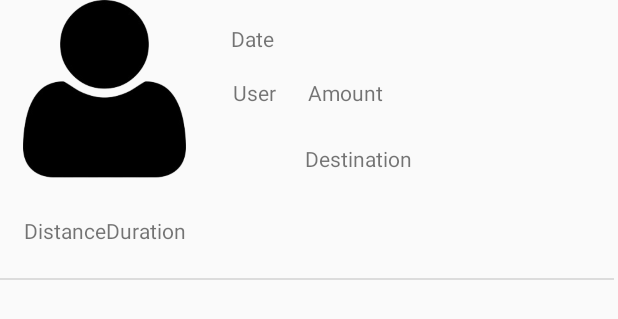
After one commit to CMPUT301W20T02/QRyde, an Android app: the layout rideinfo_list.xml on its own in the app's theme, with its tools: preview values and no code run, on a phone screen of 412 x 824 dp. The commit adds this screen. Shown: the top 319 px of the screen. Run offline under Robolectric (Android 15) with nearby library versions, the phone set to English and light mode, and no system bars.

Commit message:
Adding ride info class, rideinfo adapter class, and the layout files, along with adding undrlay map activties in ratedriver activity along with certain bug fixes.

```diff
--- a/app/src/main/java/com/example/qryde/ConfirmAmount.java
+++ b/app/src/main/java/com/example/qryde/ConfirmAmount.java
@@ -157,7 +157,7 @@ public class ConfirmAmount extends AppCompatActivity {
         destinationName = intent.getStringExtra("destination");
         rideCost = intent.getDoubleExtra("ride_cost", 0);
         rideDistance = intent.getDoubleExtra("ride_distance", 0);
-        rideDuration = intent.getDoubleExtra("ride_distance", 0);
+        rideDuration = intent.getDoubleExtra("ride_duration", 0);
 
     }
 }
--- /dev/null
+++ b/app/src/main/res/layout/rideinfo_list.xml
@@ -0,0 +1,96 @@
+<?xml version="1.0" encoding="utf-8"?>
+<androidx.constraintlayout.widget.ConstraintLayout
+    xmlns:android="http://schemas.android.com/apk/res/android"
+    xmlns:app="http://schemas.android.com/apk/res-auto"
+    xmlns:tools="http://schemas.android.com/tools"
+    android:layout_width="match_parent"
+    android:layout_height="match_parent">
+
+    <ImageView
+        android:id="@+id/imageView"
+        android:layout_width="139dp"
+        android:layout_height="125dp"
+        app:layout_constraintStart_toStartOf="parent"
+        app:layout_constraintTop_toTopOf="parent"
+        app:srcCompat="@drawable/username_logo"/>
+
+    <TextView
+        android:id="@+id/date"
+        android:layout_width="182dp"
+        android:layout_height="20dp"
+        android:layout_marginTop="16dp"
+        android:layout_marginEnd="76dp"
+        android:layout_marginRight="76dp"
+        android:text="Date"
+        app:layout_constraintEnd_toEndOf="parent"
+        app:layout_constraintTop_toTopOf="parent" />
+
+    <View
+        android:id="@+id/divider2"
+        android:layout_width="409dp"
+        android:layout_height="1dp"
+        android:layout_marginTop="60dp"
+        android:layout_marginEnd="16dp"
+        android:layout_marginRight="16dp"
+        android:background="?android:attr/listDivider"
+        app:layout_constraintEnd_toEndOf="parent"
+        app:layout_constraintHorizontal_bias="0.0"
+        app:layout_constraintStart_toStartOf="parent"
+        app:layout_constraintTop_toBottomOf="@+id/imageView" />
+
+    <TextView
+        android:id="@+id/user"
+        android:layout_width="wrap_content"
+        android:layout_height="wrap_content"
+        android:layout_marginStart="16dp"
+        android:layout_marginLeft="16dp"
+        android:layout_marginTop="16dp"
+        android:text="User"
+        app:layout_constraintStart_toEndOf="@+id/imageView"
+        app:layout_constraintTop_toBottomOf="@+id/date" />
+
+    <TextView
+        android:id="@+id/amount"
+        android:layout_width="wrap_content"
+        android:layout_height="wrap_content"
+        android:layout_marginStart="16dp"
+        android:layout_marginLeft="16dp"
+        android:layout_marginTop="16dp"
+        android:layout_marginEnd="152dp"
+        android:layout_marginRight="152dp"
+        android:text="Amount"
+        app:layout_constraintEnd_toEndOf="parent"
+        app:layout_constraintStart_toEndOf="@+id/user"
+        app:layout_constraintTop_toBottomOf="@+id/date" />
+
+    <TextView
+        android:id="@+id/destination"
+        android:layout_width="wrap_content"
+        android:layout_height="wrap_content"
+        android:layout_marginStart="64dp"
+        android:layout_marginLeft="64dp"
+        android:layout_marginTop="16dp"
+        android:layout_marginEnd="64dp"
+        android:layout_marginRight="64dp"
+        android:text="Destination"
+        app:layout_constraintBottom_toTopOf="@+id/divider2"
+        app:layout_constraintEnd_toEndOf="parent"
+        app:layout_constraintHorizontal_bias="0.0"
+        app:layout_constraintStart_toEndOf="@+id/imageView"
+        app:layout_constraintTop_toBottomOf="@+id/amount"
+        app:layout_constraintVertical_bias="0.113" />
+
+    <TextView
+        android:id="@+id/distance_duration"
+        android:layout_width="381dp"
+        android:layout_height="30dp"
+        android:layout_marginStart="16dp"
+        android:layout_marginLeft="16dp"
+        android:layout_marginTop="32dp"
+        android:layout_marginBottom="16dp"
+        android:text="DistanceDuration"
+        app:layout_constraintBottom_toBottomOf="@+id/divider2"
+        app:layout_constraintStart_toStartOf="parent"
+        app:layout_constraintTop_toBottomOf="@+id/destination" />
+
+</androidx.constraintlayout.widget.ConstraintLayout>
```
Also changed, not shown: app/src/main/java/com/example/qryde/MapActivity.java (+9 -10 lines), app/src/main/java/com/example/qryde/RateDriver.java (+43 -5 lines), app/src/main/java/com/example/qryde/RideComplete.java (+35 -32 lines), app/src/main/java/com/example/qryde/RideInfoAdapter.java (added, +46 -0 lines), app/src/main/java/com/example/qryde/RideInformation.java (added, +66 -0 lines), app/src/main/java/com/example/qryde/UserProfile.java (+7 -6 lines), app/src/main/res/layout/activity_rate_driver.xml (+7 -12 lines).
